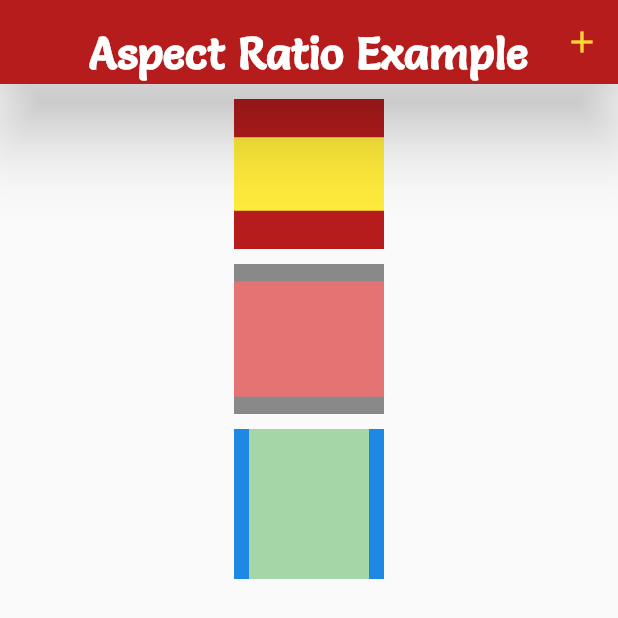
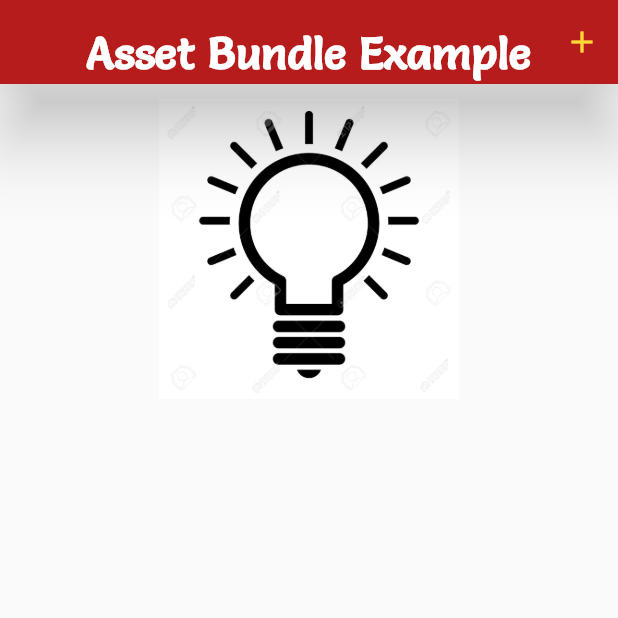
Before and after one commit to sanjibsinha/flutter_experiment, a Flutter app: the screen it shows after launch, on a phone screen of 412 x 824 dp. Shown: the top 618 px of the screen. Run offline on Flutter 3.47's test engine with Material 2 defaults, Android fonts, the phone set to English and light mode, and no system bars; our stand-ins replace google_fonts.

Commit message:
first commit to asset bundle

```diff
--- a/lib/main.dart
+++ b/lib/main.dart
@@ -6,7 +6,7 @@
 class MyApp extends StatelessWidget {
   const MyApp({Key? key}) : super(key: key);
 
-  static const String _title = 'Aspect Ratio Example';
+  static const String _title = 'Asset Bundle Example';
 
   @override
   Widget build(BuildContext context) {
@@ -58,7 +58,7 @@
     return Scaffold(
       appBar: AppBar(
         title: const Text(
-          'Aspect Ratio Example',
+          'Asset Bundle Example',
         ),
         actions: [
           IconButton(
@@ -79,50 +79,10 @@
               height: 10.00,
             ),
             Container(
-              color: Colors.red[900],
               alignment: Alignment.center,
-              width: 100.0,
-              height: 100.0,
-              child: AspectRatio(
-                aspectRatio: 2.04,
-                child: Container(
-                  color: Colors.yellow[500],
-                ),
-              ),
-            ),
-            const SizedBox(
-              height: 10.00,
-            ),
-            Container(
-              color: Colors.black45,
-              alignment: Alignment.center,
-              width: 100.0,
-              height: 100.0,
-              child: AspectRatio(
-                aspectRatio: 1.3,
-                child: Container(
-                  width: 100.0,
-                  height: 50.0,
-                  color: Colors.red[300],
-                ),
-              ),
-            ),
-            const SizedBox(
-              height: 10.00,
-            ),
-            Container(
-              color: Colors.blue[600],
-              alignment: Alignment.center,
-              width: 100.0,
-              height: 100.0,
-              child: AspectRatio(
-                aspectRatio: 0.8,
-                child: Container(
-                  width: 100.0,
-                  height: 50.0,
-                  color: Colors.green[200],
-                ),
-              ),
+              width: 200.0,
+              height: 200.0,
+              child: const Image(image: AssetImage('images/ss.webp')),
             ),
           ],
         ),
@@ -130,47 +90,3 @@
     );
   }
 }
-
-class MyWidget extends StatelessWidget {
-  const MyWidget({super.key});
-
-  @override
-  Widget build(BuildContext context) {
-    return Scaffold(
-      appBar: AppBar(
-        title: Text(
-          'Second Page',
-          style: Theme.of(context).textTheme.headline6,
-        ),
-        backgroundColor: Theme.of(context).appBarTheme.backgroundColor,
-      ),
-      body: Row(
-        children: [
-          Container(
-            margin: const EdgeInsets.all(30.00),
-            child: Text(
-              'Back to First Page',
-              style: GoogleFonts.salsa(
-                fontSize: 25.00,
-                fontWeight: FontWeight.bold,
-                color: Colors.redAccent,
-              ),
-            ),
-          ),
-          Container(
-            margin: const EdgeInsets.all(30.00),
-            width: 70.00,
-            height: 70.00,
-            color: Theme.of(context).backgroundColor,
-            child: BackButton(
-              onPressed: () {
-                Navigator.pop(context);
-              },
-              color: Theme.of(context).primaryColor,
-            ),
-          ),
-        ],
-      ),
-    );
-  }
-}
--- a/pubspec.yaml
+++ b/pubspec.yaml
@@ -28,6 +28,8 @@
 
 
 flutter:
+  assets:
+   - images/ss.webp
 
 
   uses-material-design: true
```
Also changed, not shown: images/ss.webp (added).
